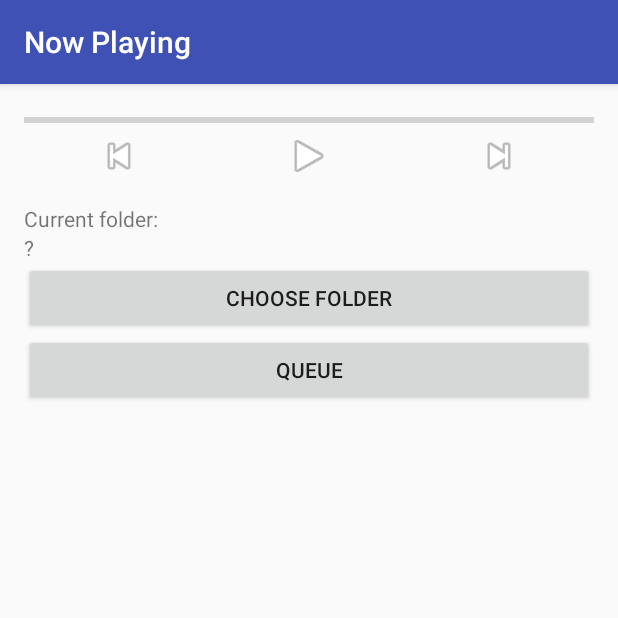
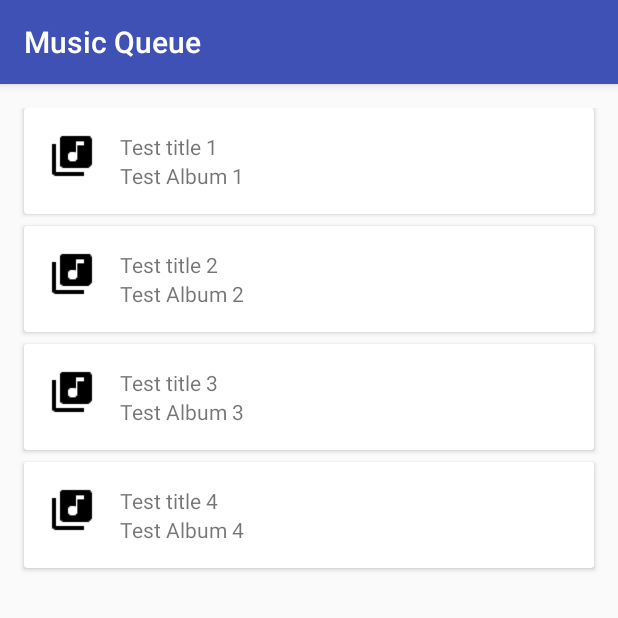
Before and after one commit to czettnersandor/android-MusicPlayer, an Android app: the screen it shows after launch (NowplayingActivity before the commit, QueueActivity after it), after a tap on "QUEUE", on a phone screen of 412 x 824 dp, the top half of it. Run offline under Robolectric (Android 15) with nearby library versions, the phone set to English and light mode, and no system bars; libraries missing offline, so code that uses them is left out: net.rdrei.android; 1 statement that could not run was skipped.

Commit message:
Move card view, Implement RecyclerView

```diff
--- a/app/src/main/AndroidManifest.xml
+++ b/app/src/main/AndroidManifest.xml
@@ -28,7 +28,9 @@
             android:name=".PlayerService"
             android:label="@string/app_name" />
 
-        <activity android:name=".QueueActivity"></activity>
+        <activity
+            android:name=".QueueActivity"
+            android:label="@string/music_queue"/>
     </application>
 
 </manifest>
--- /dev/null
+++ b/app/src/main/java/com/czettner/musicplayer/Music.java
@@ -0,0 +1,17 @@
+package com.czettner.musicplayer;
+
+public class Music {
+    public String title;
+    public String album;
+    public String fileName;
+
+    Music(String title, String album) {
+        this.title = title;
+        this.album = album;
+    }
+
+    Music(String fileName) {
+        this.fileName = fileName;
+        // TODO: fill in title, album from ID3
+    }
+}
--- /dev/null
+++ b/app/src/main/java/com/czettner/musicplayer/MusicRVAdapter.java
@@ -0,0 +1,57 @@
+package com.czettner.musicplayer;
+
+
+import android.support.v7.widget.CardView;
+import android.support.v7.widget.RecyclerView;
+import android.view.LayoutInflater;
+import android.view.View;
+import android.view.ViewGroup;
+import android.widget.ImageView;
+import android.widget.TextView;
+
+import java.util.List;
+
+public class MusicRVAdapter extends RecyclerView.Adapter<MusicRVAdapter.MusicViewHolder> {
+
+    List<Music> musicList;
+
+    MusicRVAdapter(List<Music> musicList){
+        this.musicList = musicList;
+    }
+
+    @Override
+    public int getItemCount() {
+        return musicList.size();
+    }
+
+    @Override
+    public MusicViewHolder onCreateViewHolder(ViewGroup viewGroup, int i) {
+        View v = LayoutInflater.from(viewGroup.getContext()).inflate(R.layout.queue_item, viewGroup, false);
+        return new MusicViewHolder(v);
+    }
+
+    @Override
+    public void onAttachedToRecyclerView(RecyclerView recyclerView) {
+        super.onAttachedToRecyclerView(recyclerView);
+    }
+
+    @Override
+    public void onBindViewHolder(MusicViewHolder personViewHolder, int i) {
+        personViewHolder.title.setText(musicList.get(i).title);
+        personViewHolder.album.setText(musicList.get(i).album);
+    }
+
+    public class MusicViewHolder extends RecyclerView.ViewHolder {
+        CardView cv;
+        TextView title;
+        TextView album;
+        ImageView songImage;
+
+        MusicViewHolder(View itemView) {
+            super(itemView);
+            cv = (CardView) itemView.findViewById(R.id.card_view);
+            title = (TextView) itemView.findViewById(R.id.song_title);
+            album = (TextView) itemView.findViewById(R.id.song_album);
+        }
+    }
+}
--- a/app/src/main/java/com/czettner/musicplayer/NowplayingActivity.java
+++ b/app/src/main/java/com/czettner/musicplayer/NowplayingActivity.java
@@ -18,13 +18,14 @@ import net.rdrei.android.dirchooser.DirectoryChooserActivity;
 import net.rdrei.android.dirchooser.DirectoryChooserConfig;
 
 public class NowplayingActivity extends AppCompatActivity {
+
     private final static int REQUEST_DIRECTORY = 1;
+
     private ProgressBar progressBar;
     private ImageButton previousButton;
     private ImageButton playButton;
     private ImageButton nextButton;
     private TextView currentFolderText;
-
     private PlayerService mPlayerService;
     private boolean mBound;
 
@@ -103,7 +104,8 @@ public class NowplayingActivity extends AppCompatActivity {
     }
 
     public void showQueueClick(View view) {
-
+        Intent intent = new Intent(this, QueueActivity.class);
+        startActivity(intent);
     }
 
     @Override
--- a/app/src/main/java/com/czettner/musicplayer/PlayerService.java
+++ b/app/src/main/java/com/czettner/musicplayer/PlayerService.java
@@ -22,7 +22,7 @@ public class PlayerService extends Service implements MediaPlayer.OnPreparedList
     public static final String FILE_PATTERN = "(.*)\\.(mp3|flac)$";
 
     private MediaPlayer mMediaPlayer = null;
-    public ArrayList<String> filesQueue = new ArrayList<String>();
+    public ArrayList<Music> filesQueue = new ArrayList<Music>();
 
     // Binder given to clients
     private final IBinder mBinder = new PlayerBinder();
@@ -37,8 +37,9 @@ public class PlayerService extends Service implements MediaPlayer.OnPreparedList
             case ACTION_PLAY_DIRECTORY:
                 filesQueue.clear();
                 queueDirectory(intent.getStringExtra("directory"));
+                if (filesQueue.size() != 0) {
                     release();
-                File f = new File(filesQueue.get(0));
+                    File f = new File(filesQueue.get(0).fileName);
                     Uri musicUri = Uri.fromFile(f);
                     mMediaPlayer = new MediaPlayer();
                     // mMediaPlayer.setAudioStreamType(AudioManager.STREAM_MUSIC);
@@ -49,6 +50,7 @@ public class PlayerService extends Service implements MediaPlayer.OnPreparedList
                     }
                     mMediaPlayer.setOnPreparedListener(this);
                     mMediaPlayer.prepareAsync();
+                }
                 break;
             case ACTION_PAUSE:
                 if (mMediaPlayer != null) {
@@ -80,7 +82,7 @@ public class PlayerService extends Service implements MediaPlayer.OnPreparedList
                 Matcher m = r.matcher(fileName);
                 if (m.find()) {
                     Log.i("MediaPlayer", "Queue file " + fileName);
-                    filesQueue.add(fileName);
+                    filesQueue.add(new Music(fileName));
                 }
             } else if (file.isDirectory()) {
                 queueDirectory(file.getAbsolutePath());
--- a/app/src/main/java/com/czettner/musicplayer/QueueActivity.java
+++ b/app/src/main/java/com/czettner/musicplayer/QueueActivity.java
@@ -2,12 +2,36 @@ package com.czettner.musicplayer;
 
 import android.support.v7.app.AppCompatActivity;
 import android.os.Bundle;
+import android.support.v7.widget.LinearLayoutManager;
+import android.support.v7.widget.RecyclerView;
+
+import java.util.ArrayList;
+import java.util.List;
 
 public class QueueActivity extends AppCompatActivity {
+
+    private RecyclerView rv;
+    private List<Music> musicList;
 
     @Override
     protected void onCreate(Bundle savedInstanceState) {
         super.onCreate(savedInstanceState);
         setContentView(R.layout.activity_queue);
+
+        initializeData();
+
+        rv = (RecyclerView) findViewById(R.id.rv);
+        LinearLayoutManager llm = new LinearLayoutManager(this);
+        rv.setLayoutManager(llm);
+        MusicRVAdapter adapter = new MusicRVAdapter(musicList);
+        rv.setAdapter(adapter);
+    }
+
+    private void initializeData() {
+        musicList = new ArrayList<>();
+        musicList.add(new Music("Test title 1", "Test Album 1"));
+        musicList.add(new Music("Test title 2", "Test Album 2"));
+        musicList.add(new Music("Test title 3", "Test Album 3"));
+        musicList.add(new Music("Test title 4", "Test Album 4"));
     }
 }
--- a/app/src/main/res/layout/activity_queue.xml
+++ b/app/src/main/res/layout/activity_queue.xml
@@ -4,39 +4,16 @@
     android:layout_width="match_parent"
     android:layout_height="match_parent"
     android:paddingBottom="@dimen/activity_vertical_margin"
-    android:paddingLeft="@dimen/activity_horizontal_margin"
-    android:paddingRight="@dimen/activity_horizontal_margin"
+    android:paddingLeft="8dp"
+    android:paddingRight="8dp"
     android:paddingTop="@dimen/activity_vertical_margin"
     android:orientation="vertical"
     tools:context="com.czettner.musicplayer.QueueActivity">
 
-    <android.support.v7.widget.CardView xmlns:card_view="http://schemas.android.com/apk/res-auto"
-        android:id="@+id/card_view"
+    <android.support.v7.widget.RecyclerView
+        android:id="@+id/rv"
         android:layout_width="match_parent"
-        android:layout_height="wrap_content"
-        card_view:contentPadding="16dp">
-        <RelativeLayout
-            android:layout_width="match_parent"
-            android:layout_height="wrap_content">
-            <ImageView
-                android:id="@+id/song_image"
-                android:layout_width="32dp"
-                android:layout_height="32dp"
-                android:layout_marginEnd="16dp"
-                android:src="@drawable/ic_library_music_black_24dp"/>
-            <TextView
-                android:id="@+id/song_title"
-                android:layout_width="wrap_content"
-                android:layout_height="wrap_content"
-                android:layout_toEndOf="@id/song_image"
-                android:text="Song Title"/>
-            <TextView
-                android:id="@+id/song_album"
-                android:layout_width="wrap_content"
-                android:layout_height="wrap_content"
-                android:layout_below="@id/song_title"
-                android:layout_toEndOf="@id/song_image"
-                android:text="Album Name"/>
-        </RelativeLayout>
-    </android.support.v7.widget.CardView>
+        android:layout_height="match_parent">
+    </android.support.v7.widget.RecyclerView>
+
 </LinearLayout>
--- /dev/null
+++ b/app/src/main/res/layout/queue_item.xml
@@ -0,0 +1,36 @@
+<?xml version="1.0" encoding="utf-8"?>
+
+<android.support.v7.widget.CardView xmlns:android="http://schemas.android.com/apk/res/android" xmlns:card_view="http://schemas.android.com/apk/res-auto"
+    android:id="@+id/card_view"
+    android:layout_width="match_parent"
+    android:layout_height="wrap_content"
+    android:layout_marginBottom="8dp"
+    android:layout_marginStart="8dp"
+    android:layout_marginEnd="8dp"
+
+    card_view:contentPadding="16dp">
+    <RelativeLayout
+        android:layout_width="match_parent"
+        android:layout_height="wrap_content">
+        <ImageView
+            android:id="@+id/song_image"
+            android:layout_width="32dp"
+            android:layout_height="32dp"
+            android:layout_marginEnd="16dp"
+            android:contentDescription="@string/song"
+            android:src="@drawable/ic_library_music_black_24dp"/>
+        <TextView
+            android:id="@+id/song_title"
+            android:layout_width="wrap_content"
+            android:layout_height="wrap_content"
+            android:layout_toEndOf="@id/song_image"
+            android:text="Song Title"/>
+        <TextView
+            android:id="@+id/song_album"
+            android:layout_width="wrap_content"
+            android:layout_height="wrap_content"
+            android:layout_below="@id/song_title"
+            android:layout_toEndOf="@id/song_image"
+            android:text="Album Name"/>
+    </RelativeLayout>
+</android.support.v7.widget.CardView>
--- a/app/src/main/res/values/strings.xml
+++ b/app/src/main/res/values/strings.xml
@@ -7,4 +7,6 @@
     <string name="current_folder">Current folder:</string>
     <string name="choose_folder">Choose Folder</string>
     <string name="queue">Queue</string>
+    <string name="song">Song</string>
+    <string name="music_queue">Music Queue</string>
 </resources>
```
Lines whose indentation alone changed are shown as unchanged.
